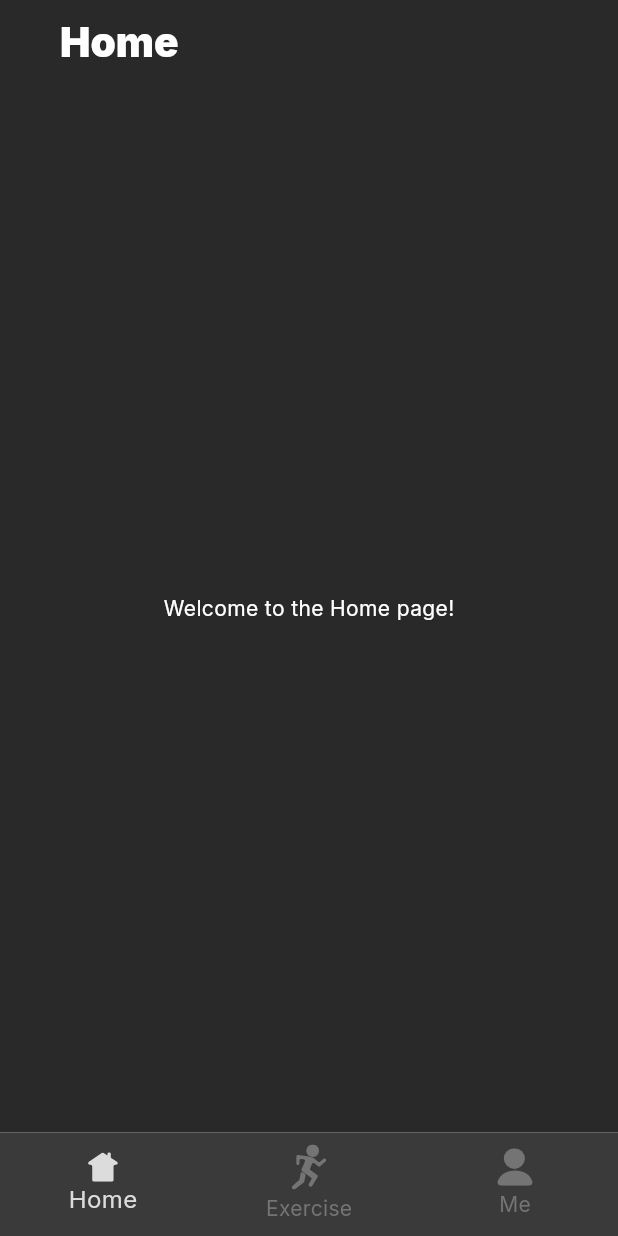
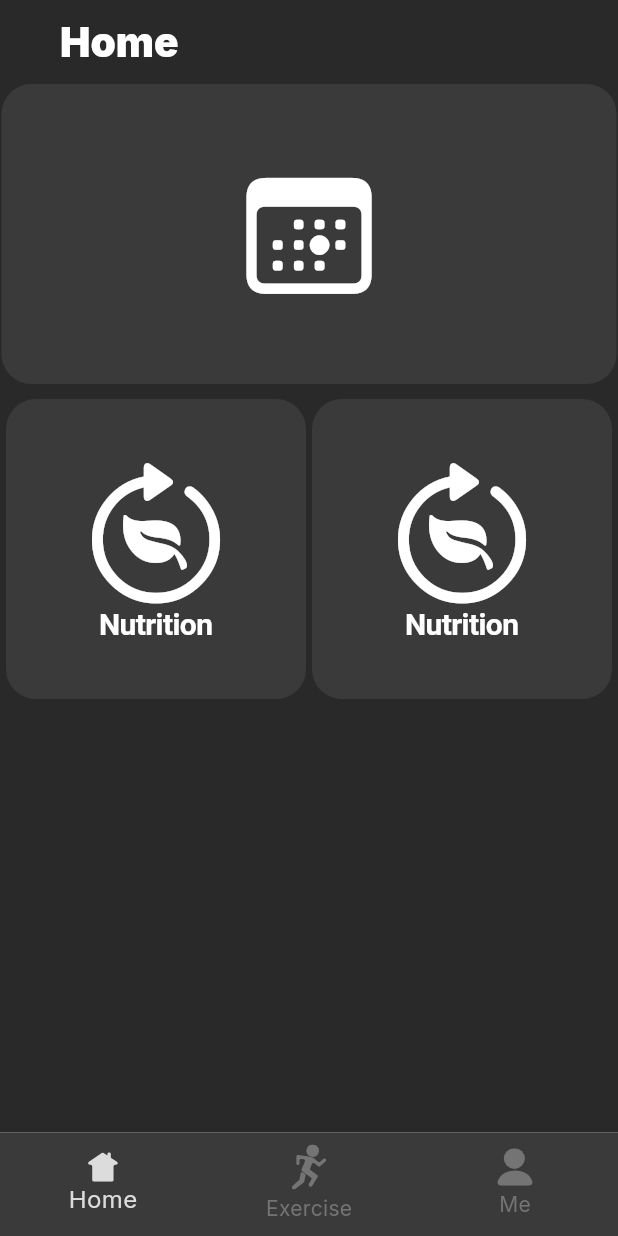
Before and after one commit to AbsolutelyHaakon/FitnessApp-IDATA2503, a Flutter app: the screen it shows after launch, on a phone screen of 412 x 824 dp. Run offline on Flutter 3.47's test engine with Material 3 defaults, Android fonts, the phone set to English and light mode, and no system bars; our stand-ins replace flutter_svg.

Commit message:
Started o modules

```diff
--- /dev/null
+++ b/lib/modules/nutrition_module.dart
@@ -0,0 +1,44 @@
+// lib/modules/nutrition_module.dart
+import 'package:flutter/cupertino.dart';
+import 'package:flutter/material.dart';
+
+class NutritionModule extends StatelessWidget {
+  @override
+  Widget build(BuildContext context) {
+    return Center(
+      child: CupertinoButton(
+        padding: EdgeInsets.zero,
+        onPressed: () {
+          // Define the action when the button is pressed
+        },
+        child: Container(
+          width: 200,
+          height: 200,
+          decoration: BoxDecoration(
+            color: Color(0xFF3A3A3A),
+            borderRadius: BorderRadius.circular(20),
+          ),
+          child: const Column(
+            mainAxisAlignment: MainAxisAlignment.center,
+            children: [
+              Icon(
+                CupertinoIcons.leaf_arrow_circlepath,
+                color: CupertinoColors.white,
+                size: 100,
+              ),
+              Text(
+                'Nutrition',
+                style: TextStyle(
+                  color: CupertinoColors.white,
+                  fontWeight: FontWeight.bold,
+                  fontSize: 20,
+                ),
+              ),
+            ],
+          ),
+        ),
+      ),
+
+    );
+  }
+}
--- /dev/null
+++ b/lib/modules/today_module.dart
@@ -0,0 +1,33 @@
+// lib/modules/nutrition_module.dart
+import 'package:flutter/cupertino.dart';
+import 'package:flutter/material.dart';
+
+class TodayModule extends StatelessWidget {
+  const TodayModule({super.key});
+
+  @override
+  Widget build(BuildContext context) {
+    return Center(
+      child: CupertinoButton(
+        padding: EdgeInsets.zero,
+        onPressed: () {
+          // Define the action when the button is pressed
+        },
+        child: Container(
+          width: 410,
+          height: 200,
+          decoration: BoxDecoration(
+            color: Color(0xFF3A3A3A),
+            borderRadius: BorderRadius.circular(20),
+          ),
+          child: const Icon(
+            CupertinoIcons.calendar_today,
+            color: CupertinoColors.white,
+            size: 100,
+          ),
+        ),
+      ),
+
+    );
+  }
+}
--- a/lib/pages/home.dart
+++ b/lib/pages/home.dart
@@ -1,4 +1,6 @@
 import 'package:flutter/material.dart';
+import '../modules/nutrition_module.dart';
+import '../modules/today_module.dart';
 
 class Home extends StatefulWidget {
   const Home({super.key});
@@ -18,7 +20,7 @@ class _HomeState extends State<Home> {
           'Home',
           style: TextStyle(
             fontWeight: FontWeight.w900,
-            fontSize: 27.0, // Set font size to 30
+            fontSize: 27.0,
             color: Colors.white,
           ),
         ),
@@ -26,10 +28,20 @@ class _HomeState extends State<Home> {
         titleSpacing: 40,
         backgroundColor: Color(0xFF292929),
       ),
-      body: const Center(
-        child: Text(
-          'Welcome to the Home page!',
-          style: TextStyle(color: Colors.white),
+      body: Center(
+        child: Column(
+          mainAxisAlignment: MainAxisAlignment.start,
+          children: [
+            TodayModule(),
+            SizedBox(height: 10),
+            Row(
+              mainAxisAlignment: MainAxisAlignment.spaceEvenly,
+              children: [
+                NutritionModule(),
+                NutritionModule(),
+              ],
+            ),
+          ],
         ),
       ),
       backgroundColor: Color(0xFF292929),
```
